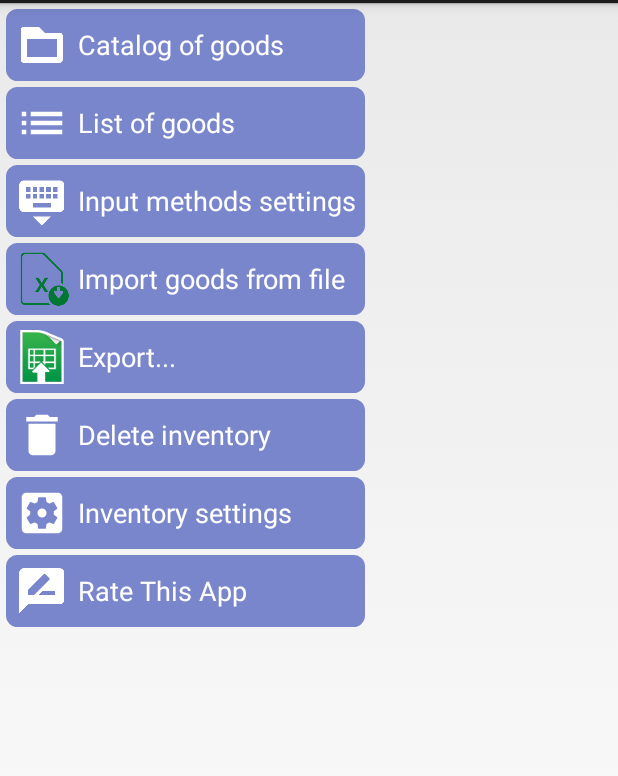
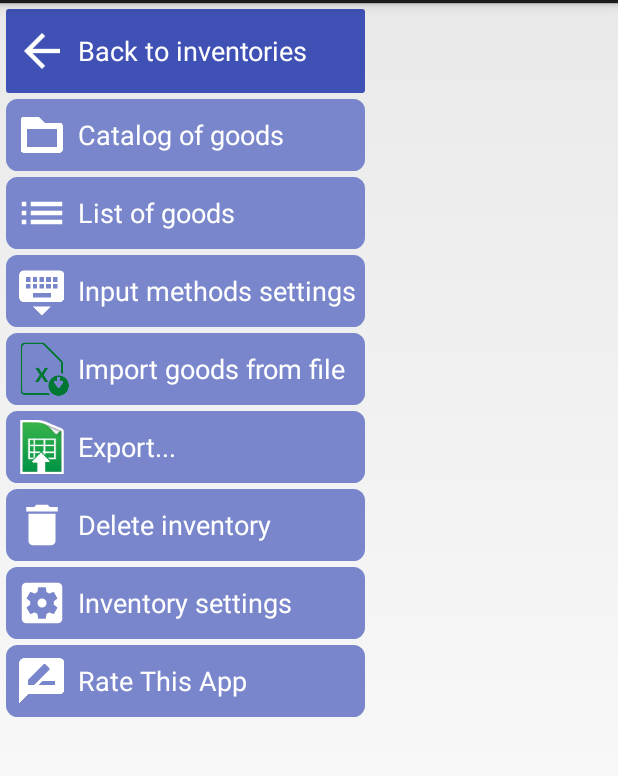
Before and after one commit to maestrovsmaster/BarcodeClient31, an Android app: the layout scan_work_menu_item_folder.xml on its own in the app's theme, with its tools: preview values and no code run, on a phone screen of 412 x 824 dp, the part 69-845 px from its top. Run offline under Robolectric (Android 15) with nearby library versions, the phone set to English and light mode, and no system bars.

Commit message:
camera + fix invs list

```diff
--- a/app/src/main/java/main/MainApplication.java
+++ b/app/src/main/java/main/MainApplication.java
@@ -21,6 +21,11 @@ public class MainApplication extends Application {
 
     public static SQLiteDatabase sdb;
     public static DatabaseHelper dbHelper = null;
+
+    public static String CAMERA_STATE="CAMERA_STATE";
+    public static String CAMERA_ON="CAMERA_ON";
+    public static String CAMERA_OFF="CAMERA_OFF";
+    public static int UPDATE_STATE = 18;
 
     @Override
     public void onCreate() {
--- a/app/src/main/res/layout/scan_work_menu_item_folder.xml
+++ b/app/src/main/res/layout/scan_work_menu_item_folder.xml
@@ -3,6 +3,21 @@
     android:orientation="vertical" android:layout_width="wrap_content"
     android:layout_height="wrap_content"
     android:padding="2dp">
+
+
+    <Button
+        android:layout_width="match_parent"
+        android:layout_height="wrap_content"
+        android:text="@string/back_to_invs_list"
+        android:id="@+id/back_to_invs"
+        android:background="@drawable/login_blue_button"
+        android:textColor="@color/white"
+        android:paddingLeft="6dp"
+        android:paddingRight="6dp"
+        android:drawableLeft="@drawable/ic_arrow_back_white_36dp"
+        android:drawablePadding="6dp"
+        android:layout_margin="2dp"
+        android:gravity="center_vertical|left" />
 
 
     <Button
--- a/app/src/main/res/values/strings.xml
+++ b/app/src/main/res/values/strings.xml
@@ -209,6 +209,7 @@
 
     <string name="turn_on_flashlight">Turn on Flashlight</string>
     <string name="turn_off_flashlight">Turn off Flashlight</string>
+    <string name="back_to_invs_list">Back to inventories</string>
 
 
 </resources>
```
Also changed, not shown: app/src/main/java/docklist/DockListActivity.java (+31 -2 lines), app/src/main/java/docklist/DoksListAdapter.java (+7 -6 lines), app/src/main/java/newmainscanner/NewScannerActivity.java (+23 -0 lines), 266 other files.
